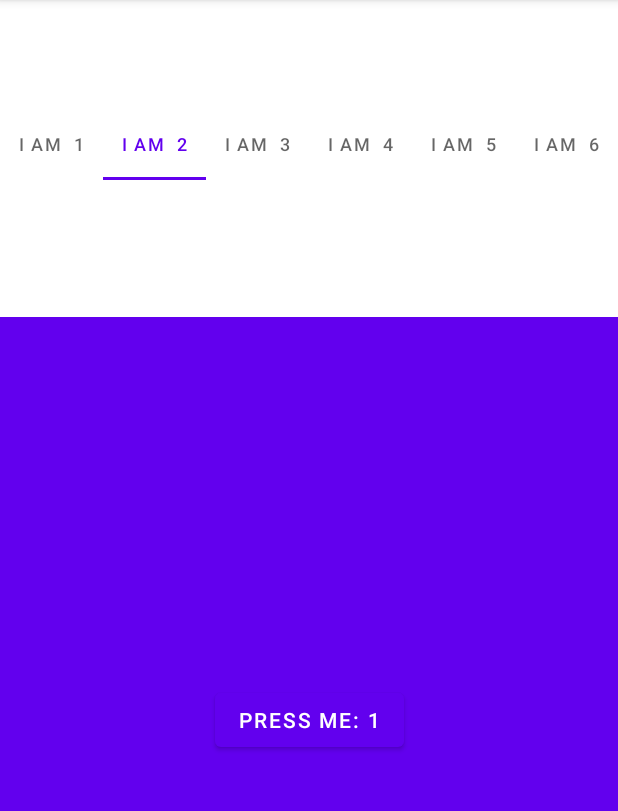
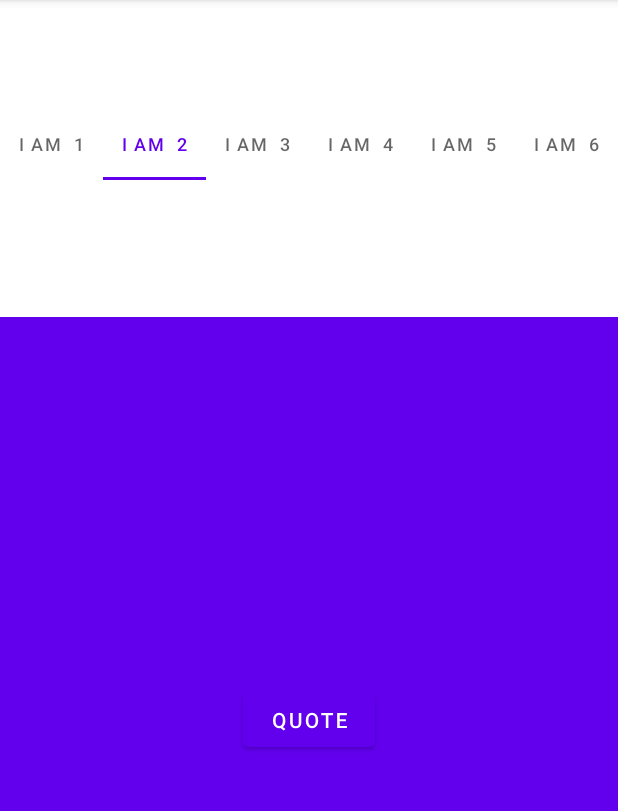
Before and after one commit to davidjagga/Lab06, an Android app: the screen it shows after launch (MainActivity), tab 2 chosen, on a phone screen of 412 x 824 dp, the part 84-895 px from its top. Run offline under Robolectric (Android 15) with nearby library versions, the phone set to English and light mode, and no system bars.

Commit message:
Finish sounds

```diff
--- a/app/src/main/AndroidManifest.xml
+++ b/app/src/main/AndroidManifest.xml
@@ -1,4 +1,5 @@
 <?xml version="1.0" encoding="utf-8"?>
+
 <manifest xmlns:android="http://schemas.android.com/apk/res/android"
     package="com.jaggadavid.lab06">
 
@@ -9,9 +10,12 @@
         android:roundIcon="@mipmap/ic_launcher_round"
         android:supportsRtl="true"
         android:theme="@style/Theme.Lab06">
+
         <activity
+
             android:name=".MainActivity"
             android:exported="true">
+
             <intent-filter>
                 <action android:name="android.intent.action.MAIN" />
 
@@ -19,5 +23,5 @@
             </intent-filter>
         </activity>
     </application>
-
+    <uses-permission android:name="android.permission.INTERNET" />
 </manifest>
--- a/app/src/main/java/com/jaggadavid/lab06/MainActivity.java
+++ b/app/src/main/java/com/jaggadavid/lab06/MainActivity.java
@@ -8,15 +8,34 @@ import androidx.recyclerview.widget.RecyclerView;
 import androidx.viewpager2.adapter.FragmentStateAdapter;
 import androidx.viewpager2.widget.ViewPager2;
 
+import android.media.MediaPlayer;
 import android.os.Bundle;
+import android.util.Log;
+import android.view.View;
+
+import java.io.InputStream;
+import java.util.ArrayList;
+import java.util.Arrays;
+import java.util.Random;
 
 public class MainActivity extends AppCompatActivity {
+    MediaPlayer mediaPlayer;
     ViewPager2 viewPager2;
+    ArrayList<Integer> soundArray = new ArrayList<>();
     RecyclerView.Adapter fragmentSateAdapter;
+
     int NUM_ITEM=6;
     @Override
     protected void onCreate(Bundle savedInstanceState) {
+
+
+        soundArray.addAll(Arrays.asList(R.raw.scream, R.raw.whoosh, R.raw.chewbaka, R.raw.next, R.raw.flip, R.raw.r2d2, R.raw.swipe));
+        int random_int = (int)Math.floor(Math.random()*(soundArray.size()));
+        mediaPlayer = MediaPlayer.create(getApplicationContext(), soundArray.get(random_int));
+        mediaPlayer.setVolume(1,1);
+        mediaPlayer.start(); // no need to call prepare(); create() does that for you
         super.onCreate(savedInstanceState);
+
         setContentView(R.layout.activity_main);
 
         viewPager2 = findViewById(R.id.container);
@@ -24,6 +43,20 @@ public class MainActivity extends AppCompatActivity {
         fragmentSateAdapter = new MyFragmentStateAdapter(this);
 
         viewPager2.setAdapter(fragmentSateAdapter);
+
+        viewPager2.setPageTransformer(new DepthPageTransformer());
+
+        viewPager2.registerOnPageChangeCallback(new ViewPager2.OnPageChangeCallback() {
+            @Override
+            public void onPageScrolled(int position, float positionOffset, int positionOffsetPixels) {
+                super.onPageScrolled(position, positionOffset, positionOffsetPixels);
+
+            }
+        });
+    }
+    public void playQuote(View view) {
+        Log.i("Button", "got click");
+        mediaPlayer.start();
     }
 
     private class MyFragmentStateAdapter extends FragmentStateAdapter {
@@ -43,4 +76,42 @@ public class MainActivity extends AppCompatActivity {
             return NUM_ITEM;
         }
     }
+
+    private class DepthPageTransformer implements ViewPager2.PageTransformer {
+        private static final float MIN_SCALE = 0.85f;
+        private static final float MIN_ALPHA = 0.5f;
+
+        @Override
+        public void transformPage(@NonNull View page, float position) {
+
+            Log.i("soundPlayed", "hello");
+            int random_int = (int)Math.floor(Math.random()*(soundArray.size()));
+            mediaPlayer = MediaPlayer.create(getApplicationContext(), soundArray.get(random_int));
+
+            page.setTranslationX(-position * page.getWidth());
+            page.setCameraDistance(12000);
+
+            if (position < 0.5 && position > -0.5) {
+                page.setVisibility(View.VISIBLE);
+            } else {
+                page.setVisibility(View.INVISIBLE);
+            }
+
+
+            if (position < -1) {     // [-Infinity,-1)
+                page.setAlpha(0);
+
+            } else if (position <= 0) {    // [-1,0]
+                page.setAlpha(1);
+                page.setRotationY(180 * (1 - Math.abs(position) + 1));
+
+            } else if (position <= 1) {    // (0,1]
+                page.setAlpha(1);
+                page.setRotationY(-180 * (1 - Math.abs(position) + 1));
+
+            } else {
+                page.setAlpha(0);
+            }
+        }
+    }
 }
--- a/app/src/main/java/com/jaggadavid/lab06/MainFragment.java
+++ b/app/src/main/java/com/jaggadavid/lab06/MainFragment.java
@@ -1,5 +1,6 @@
 package com.jaggadavid.lab06;
 
+import android.media.MediaPlayer;
 import android.os.Bundle;
 import android.view.LayoutInflater;
 import android.view.View;
@@ -14,10 +15,18 @@ import androidx.viewpager2.widget.ViewPager2;
 import com.google.android.material.tabs.TabLayout;
 import com.google.android.material.tabs.TabLayoutMediator;
 
+import java.io.IOException;
+import java.io.InputStream;
+
 public class MainFragment extends Fragment {
     ViewPager2 viewPager2;
+
+
     int position;
+    int pointer = 0;
+
     public static Fragment newInstance(ViewPager2 viewPager2, int pos) {
+
         MainFragment fragment = new MainFragment();
         fragment.viewPager2 = viewPager2;
         fragment.position = pos;
@@ -27,6 +36,7 @@ public class MainFragment extends Fragment {
     @Nullable
     @Override
     public View onCreateView(@NonNull LayoutInflater inflater, @Nullable ViewGroup container, @Nullable Bundle savedInstanceState) {
+
         return inflater.inflate(R.layout.fragment_main, container, false);
     }
 
@@ -38,6 +48,6 @@ public class MainFragment extends Fragment {
                 (tab, position) -> tab.setText("I am  " + (position + 1))
         ).attach();
         Button mButton  = view.findViewById(R.id.pressme);
-        mButton.setText("Press Me: "+position);
+
     }
 }
--- a/app/src/main/res/layout/activity_main.xml
+++ b/app/src/main/res/layout/activity_main.xml
@@ -1,4 +1,5 @@
 <?xml version="1.0" encoding="utf-8"?>
+
 <androidx.constraintlayout.widget.ConstraintLayout xmlns:android="http://schemas.android.com/apk/res/android"
     xmlns:app="http://schemas.android.com/apk/res-auto"
     xmlns:tools="http://schemas.android.com/tools"
--- a/app/src/main/res/layout/fragment_main.xml
+++ b/app/src/main/res/layout/fragment_main.xml
@@ -12,7 +12,8 @@
         app:layout_constraintBottom_toBottomOf="parent"
         app:layout_constraintRight_toRightOf="parent"
         app:layout_constraintLeft_toLeftOf="parent"
-        android:text="Press me"
+        android:onClick="playQuote"
+        android:text="Quote"
         />
 
 </androidx.constraintlayout.widget.ConstraintLayout>
--- /dev/null
+++ b/app/src/main/res/values/sounds.xml
@@ -0,0 +1,2 @@
+<?xml version="1.0" encoding="utf-8"?>
+<resources></resources>
```
Also changed, not shown: 8 other files.
